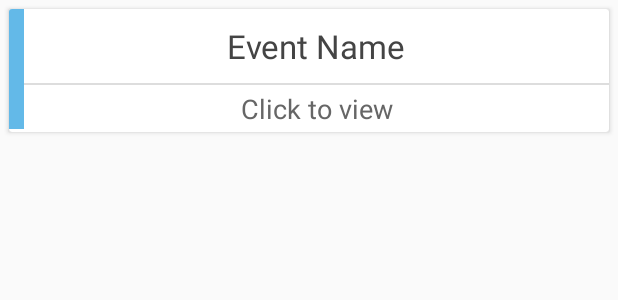
After one commit to IslamAbdalla/iec, an Android app: the layout layout_ticket.xml on its own in the app's theme, with its tools: preview values and no code run, on a phone screen of 412 x 824 dp. The commit adds this screen. Shown: the top 300 px of the screen. Run offline under Robolectric (Android 15) with nearby library versions, the phone set to English and light mode, and no system bars.

Commit message:
Adding tickets class and layout

```diff
--- a/app/src/main/java/com/example/islam/iec/EventActivity.java
+++ b/app/src/main/java/com/example/islam/iec/EventActivity.java
@@ -60,7 +60,7 @@ public class EventActivity extends AppCompatActivity {
 
             if (event.getUpcoming())
             Picasso.with(this)
-                    .load("https://fb-s-a-a.akamaihd.net//h-ak-xat1//v//t1.0-9//12243032_588909211249762_6871105849622827936_n.jpg?oh=15e8d8828e7b560a9ba1532540b6fcb2&oe=58AB55EB&__gda__=1487484599_4fa96e8a83a13079b227a7c65ca2afaf")
+                    .load("https://scontent.xx.fbcdn.net/v/t1.0-9/14358705_715127548627927_376893474631163672_n.jpg?oh=3452f21fa868e991606207fe0bc8ad23&oe=5866434F")
                     //.resize(holder.imgEvent.getMeasuredWidth(),360)
                     .fit()
                     .centerCrop()
--- a/app/src/main/java/com/example/islam/iec/LatestEventsAdapter.java
+++ b/app/src/main/java/com/example/islam/iec/LatestEventsAdapter.java
@@ -101,7 +101,7 @@ public class LatestEventsAdapter extends RecyclerView.Adapter<LatestEventsAdapte
 
             Log.i("IEC", "onBindViewHolder: Image URL: " + event.getImage());
             Picasso.with(context)
-                    .load("https://fb-s-a-a.akamaihd.net//h-ak-xat1//v//t1.0-9//12243032_588909211249762_6871105849622827936_n.jpg?oh=15e8d8828e7b560a9ba1532540b6fcb2&oe=58AB55EB&__gda__=1487484599_4fa96e8a83a13079b227a7c65ca2afaf")
+                    .load("https://scontent.xx.fbcdn.net/v/t1.0-9/14358705_715127548627927_376893474631163672_n.jpg?oh=3452f21fa868e991606207fe0bc8ad23&oe=5866434F")
                     //.resize(holder.imgEvent.getMeasuredWidth(),360)
                     .fit()
                     .centerCrop()
--- a/app/src/main/java/com/example/islam/iec/MainActivity.java
+++ b/app/src/main/java/com/example/islam/iec/MainActivity.java
@@ -75,12 +75,14 @@ public class MainActivity extends AppCompatActivity
                 navigationView.getMenu().findItem(R.id.nav_profile).setVisible(true);
                 navigationView.getMenu().findItem(R.id.nav_logout).setVisible(true);
                 navigationView.getMenu().findItem(R.id.nav_login).setVisible(false);
+                navigationView.getMenu().findItem(R.id.nav_signup).setVisible(false);
             }
         } else {
             if (navigationView != null) {
                 navigationView.getMenu().findItem(R.id.nav_profile).setVisible(false);
                 navigationView.getMenu().findItem(R.id.nav_logout).setVisible(false);
                 navigationView.getMenu().findItem(R.id.nav_login).setVisible(true);
+                navigationView.getMenu().findItem(R.id.nav_signup).setVisible(true);
             }
         }
     }
@@ -146,6 +148,9 @@ public class MainActivity extends AppCompatActivity
         } else if (id == R.id.nav_login) {
             Intent intent = new Intent(MainActivity.this, Login.class);
             startActivityForResult(intent,0);
+        } else  if (id == R.id.nav_signup) {
+            Intent intent = new Intent(MainActivity.this, SignUp.class);
+            startActivityForResult(intent, 1);
         }
 
         DrawerLayout drawer = (DrawerLayout) findViewById(R.id.drawer_layout);
--- a/app/src/main/java/com/example/islam/iec/MyEvents.java
+++ b/app/src/main/java/com/example/islam/iec/MyEvents.java
@@ -3,6 +3,7 @@ package com.example.islam.iec;
 
 import android.os.Bundle;
 import android.support.v4.app.Fragment;
+import android.support.v7.widget.RecyclerView;
 import android.view.LayoutInflater;
 import android.view.View;
 import android.view.ViewGroup;
@@ -14,6 +15,9 @@ import com.example.islam.iec.R;
  */
 public class MyEvents extends Fragment {
 
+    private RecyclerView myEventsRecyclerView;
+    private LatestEventsAdapter myEventsAdapter;
+    private RecyclerView.LayoutManager myEventsLayoutManager;
 
     public MyEvents() {
         // Required empty public constructor
--- a/app/src/main/res/layout/fragment_latest_events.xml
+++ b/app/src/main/res/layout/fragment_latest_events.xml
@@ -18,6 +18,7 @@
         android:paddingTop="40dp"
         android:textSize="18sp"
         android:textColor="#aaa"
-        android:text="No events yet. Try again later." />
+        android:text="No events yet. Try again later."
+        android:visibility="invisible"/>
 
 </FrameLayout>
--- a/app/src/main/res/layout/fragment_my_events.xml
+++ b/app/src/main/res/layout/fragment_my_events.xml
@@ -4,6 +4,11 @@
     android:layout_height="match_parent"
     tools:context=".MyEvents"
     android:background="@color/bgGray">
+
+    <android.support.v7.widget.RecyclerView
+        android:layout_width="match_parent"
+        android:layout_height="match_parent"
+        android:id="@+id/my_events_rec_view"/>
 
     <TextView
         android:layout_width="match_parent"
--- /dev/null
+++ b/app/src/main/res/layout/layout_ticket.xml
@@ -0,0 +1,57 @@
+<?xml version="1.0" encoding="utf-8"?>
+<android.support.v7.widget.CardView
+    xmlns:android="http://schemas.android.com/apk/res/android"
+    android:layout_width="match_parent"
+    android:layout_height="wrap_content"
+    xmlns:app="http://schemas.android.com/apk/res-auto"
+    android:layout_marginTop="6dip"
+    android:layout_marginEnd="6dip"
+    android:layout_marginStart="6dp"
+    android:layout_marginBottom="20dp"
+    app:cardElevation="2dp">
+    <RelativeLayout
+        android:layout_width="match_parent"
+        android:layout_height="match_parent"
+        android:focusable="true"
+        android:clickable="true"
+        android:background="?android:attr/selectableItemBackground">
+        <View
+            android:layout_width="10dp"
+            android:layout_height="80dp"
+            android:layout_alignParentTop="true"
+            android:layout_alignParentStart="true"
+            android:background="@color/colorAccent"
+            android:id="@+id/color_bar"/>
+        <TextView
+            android:layout_width="match_parent"
+            android:layout_height="wrap_content"
+            android:id="@+id/ticket_event_name"
+            android:text="Event Name"
+            android:textColor="#444"
+            android:padding="10dip"
+            android:textSize="22sp"
+            android:layout_alignParentTop="true"
+            android:layout_toEndOf="@id/color_bar"
+            android:gravity="center"/>
+        <View
+            android:layout_width="match_parent"
+            android:layout_height="1dp"
+            android:background="@color/sepGray"
+            android:layout_below="@id/ticket_event_name"
+            android:layout_toEndOf="@id/color_bar"
+            android:id="@+id/ticket_sep"/>
+        <TextView
+            android:layout_width="match_parent"
+            android:layout_height="wrap_content"
+            android:id="@+id/ticket_event_reg_code"
+            android:text="Click to view"
+            android:textColor="#666"
+            android:padding="3dip"
+            android:textSize="18sp"
+            android:layout_below="@id/ticket_sep"
+            android:layout_toEndOf="@id/color_bar"
+            android:gravity="center"/>
+
+    </RelativeLayout>
+
+</android.support.v7.widget.CardView>
--- a/app/src/main/res/menu/activity_main_drawer.xml
+++ b/app/src/main/res/menu/activity_main_drawer.xml
@@ -27,6 +27,12 @@
             android:title="Logout"
             android:visible="false" />
         <item
+            android:id="@+id/nav_signup"
+            android:icon="@drawable/ic_menu_profile"
+            android:name="Sign up"
+            android:title="Sign up"
+            android:visible="true" />
+        <item
             android:id="@+id/nav_login"
             android:icon="@drawable/ic_menu_logout"
             android:name="Login"
```
Also changed, not shown: app/src/main/java/com/example/islam/iec/EventTicket.java (added, +31 -0 lines).
